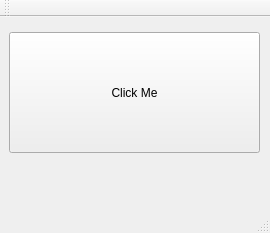
First picture: the form in Image-Dispozer/mainwindow.ui, repository Gresthorn/Image-Dispozer, before the edit.
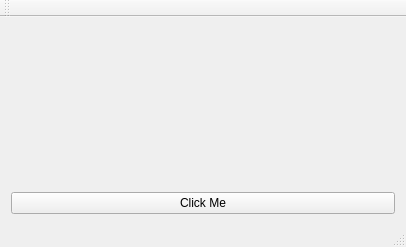
Second picture: the form after the edit.

Commit message: Added custom library for custom scene, view and images with resize and placement ability. Now also image handlers can be loaded into the resizable objects. NOT DOCUMENTED YET...

```diff
--- a/Image-Dispozer/mainwindow.ui
+++ b/Image-Dispozer/mainwindow.ui
@@ -6,27 +6,26 @@
    <rect>
     <x>0</x>
     <y>0</y>
-    <width>270</width>
-    <height>233</height>
+    <width>406</width>
+    <height>247</height>
    </rect>
   </property>
   <property name="windowTitle">
    <string>Image dispozer</string>
   </property>
   <widget class="QWidget" name="centralWidget">
+   <layout class="QGridLayout" name="gridLayout">
+    <item row="1" column="0">
    <widget class="QPushButton" name="clickMe">
-    <property name="geometry">
-     <rect>
-      <x>9</x>
-      <y>15</y>
-      <width>251</width>
-      <height>121</height>
-     </rect>
-    </property>
     <property name="text">
      <string>Click Me</string>
     </property>
    </widget>
+    </item>
+    <item row="0" column="0">
+     <widget class="QWidget" name="sceneWidget" native="true"/>
+    </item>
+   </layout>
   </widget>
   <widget class="QMenuBar" name="menuBar">
    <property name="geometry">
```
Left out of the diff: 4 changed lines with no effect on the pictures. Lines whose indentation alone changed are shown as unchanged. The commit also changes 9 other files.
